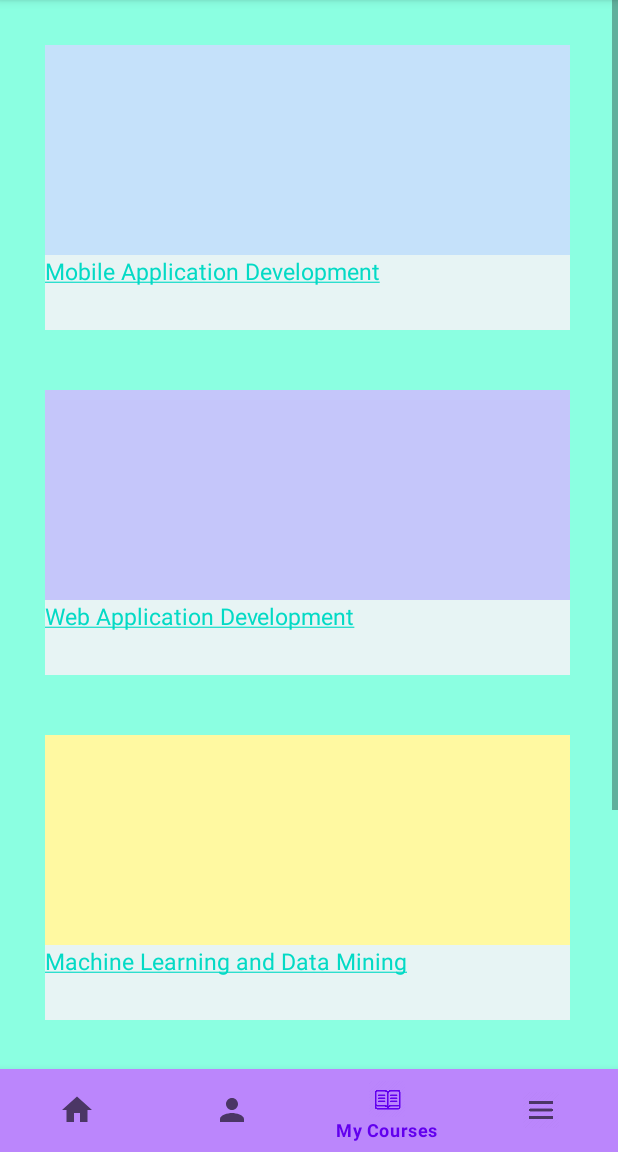
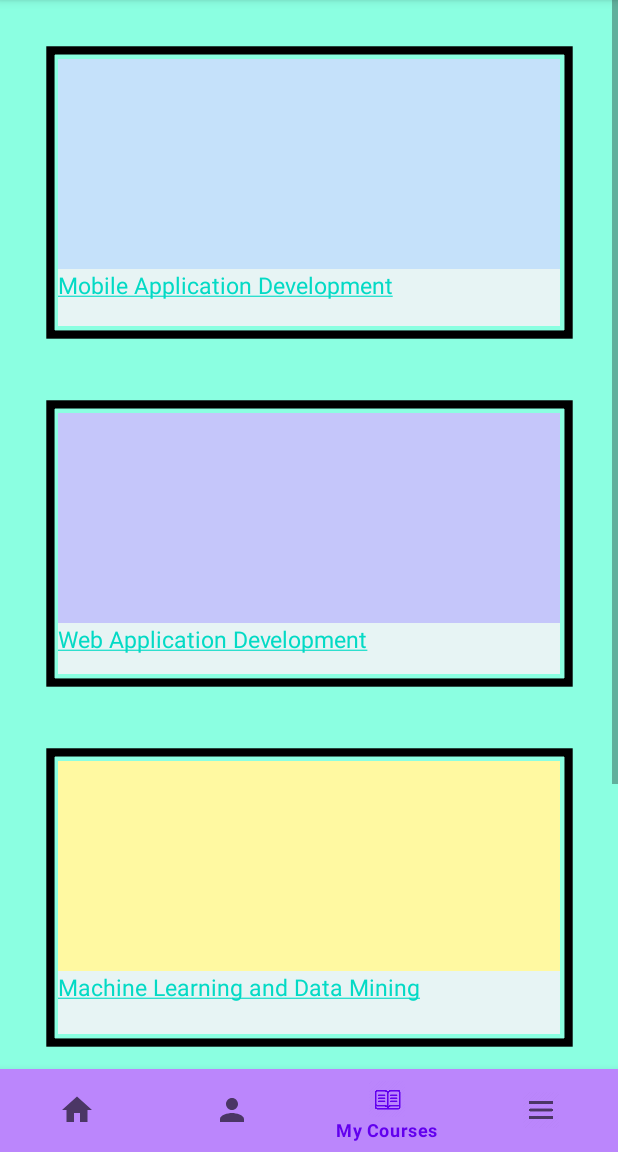
Before and after one commit to thanhhieudo278/midapp, an Android app: the MyCoursesFragment screen opened through its navigation route, on a phone screen of 412 x 824 dp, the part 84-1236 px from its top. Run offline under Robolectric (Android 15) with nearby library versions, the light colour scheme and no system bars; our stand-ins replace navigation-ui.

Commit message:
final ver

```diff
--- a/Moodle3/app/src/main/res/layout/fragment_home_page.xml
+++ b/Moodle3/app/src/main/res/layout/fragment_home_page.xml
@@ -24,6 +24,7 @@
         android:orientation="vertical">
 
         <ImageView
+            android:background="@drawable/bg"
             android:layout_width="190dp"
             android:layout_height="116dp"
             android:layout_marginHorizontal="100dp"
--- a/Moodle3/app/src/main/res/layout/fragment_information_client.xml
+++ b/Moodle3/app/src/main/res/layout/fragment_information_client.xml
@@ -28,9 +28,9 @@
                 android:layout_margin="15dp">
 
                 <ImageView
-
-                    android:layout_width="100dp"
-                    android:layout_height="67dp"
+                    android:background="@drawable/bg"
+                    android:layout_width="70dp"
+                    android:layout_height="70dp"
                     android:src="@drawable/sunny"
                     android:layout_marginLeft="30dp"
 
@@ -62,11 +62,13 @@
             </LinearLayout>
 
             <LinearLayout
+
                 android:layout_width="match_parent"
                 android:layout_height="wrap_content"
                 android:layout_margin="15dp"
                 android:orientation="vertical"
-                android:background="#b6ffec">
+                android:background="#b6ffec"
+                >
 
                 <ImageView
                     android:layout_width="100dp"
--- a/Moodle3/app/src/main/res/layout/fragment_my_courses.xml
+++ b/Moodle3/app/src/main/res/layout/fragment_my_courses.xml
@@ -22,87 +22,83 @@
 
             <LinearLayout
                 android:layout_width="wrap_content"
-                android:layout_height="wrap_content"
-                android:orientation="vertical"
-                android:layout_margin="20dp">
+                android:layout_height="196dp"
+                android:layout_margin="20dp"
+                android:background="@drawable/bg"
+                android:orientation="vertical">
 
                 <TextView
                     android:layout_width="350dp"
                     android:layout_height="140dp"
-                    android:background="#c5e1fa"
-                    />
+                    android:background="#c5e1fa" />
 
                 <TextView
                     android:layout_width="350dp"
                     android:layout_height="50dp"
+                    android:background="#e7f4f4"
                     android:text="@string/mc_mad"
-                    android:textSize="15dp"
-                    android:background="#e7f4f4"
-                    />
+                    android:textSize="15dp" />
             </LinearLayout>
 
             <LinearLayout
                 android:layout_width="wrap_content"
-                android:layout_height="wrap_content"
-                android:orientation="vertical"
-                android:layout_margin="20dp">
+                android:layout_height="192dp"
+                android:layout_margin="20dp"
+                android:background="@drawable/bg"
+                android:orientation="vertical">
 
                 <TextView
                     android:layout_width="350dp"
                     android:layout_height="140dp"
-                    android:background="#c5c6fa"
-                    />
+                    android:background="#c5c6fa" />
 
                 <TextView
                     android:layout_width="350dp"
                     android:layout_height="50dp"
+                    android:background="#e7f4f4"
                     android:text="@string/mc_wad"
-                    android:textSize="15dp"
-                    android:background="#e7f4f4"
-                    />
+                    android:textSize="15dp" />
             </LinearLayout>
 
             <LinearLayout
                 android:layout_width="wrap_content"
-                android:layout_height="wrap_content"
-                android:orientation="vertical"
-                android:layout_margin="20dp">
+                android:layout_height="200dp"
+                android:layout_margin="20dp"
+                android:background="@drawable/bg"
+                android:orientation="vertical">
 
                 <TextView
                     android:layout_width="350dp"
                     android:layout_height="140dp"
-                    android:background="#fff9a1"
-                    />
+                    android:background="#fff9a1" />
 
                 <TextView
                     android:layout_width="350dp"
                     android:layout_height="50dp"
-                    android:textSize="15dp"
+                    android:background="#e7f4f4"
                     android:text="@string/mc_mladm"
-                    android:background="#e7f4f4"
-                    />
+                    android:textSize="15dp" />
 
             </LinearLayout>
 
             <LinearLayout
                 android:layout_width="wrap_content"
-                android:layout_height="wrap_content"
-                android:orientation="vertical"
-                android:layout_margin="20dp">
+                android:layout_height="204dp"
+                android:layout_margin="20dp"
+                android:background="@drawable/bg"
+                android:orientation="vertical">
 
                 <TextView
                     android:layout_width="350dp"
                     android:layout_height="140dp"
-                    android:background="#ffa8a1"
-                    />
+                    android:background="#ffa8a1" />
 
                 <TextView
                     android:layout_width="350dp"
                     android:layout_height="50dp"
-                    android:textSize="15dp"
+                    android:background="#e7f4f4"
                     android:text="@string/mc_ad"
-                    android:background="#e7f4f4"
-                    />
+                    android:textSize="15dp" />
 
             </LinearLayout>
 
```
Also changed, not shown: Moodle3/app/src/main/res/drawable-hdpi/bg.9.png (added).
